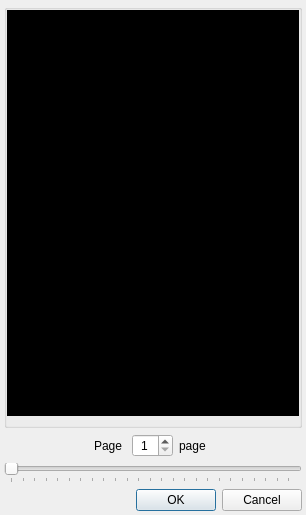
First picture: the form in forms/go_to_page_dialog.ui, repository mstuttgart/pynocchio, before the edit.
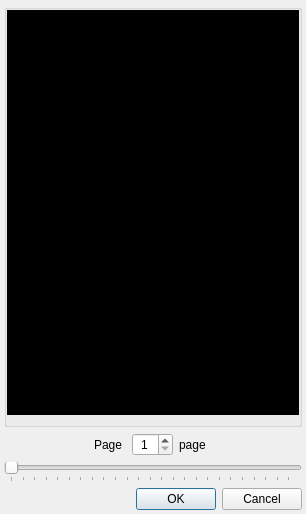
Second picture: the form after the edit. Icons and pictures are not drawn.

Commit message: [FIX] GoToPageDialog change page with double page

Diff of the .ui file:
```diff
--- a/forms/go_to_page_dialog.ui
+++ b/forms/go_to_page_dialog.ui
@@ -7,7 +7,7 @@
     <x>0</x>
     <y>0</y>
     <width>306</width>
-    <height>515</height>
+    <height>514</height>
    </rect>
   </property>
   <property name="windowTitle">
@@ -97,7 +97,7 @@
              <x>0</x>
              <y>0</y>
              <width>290</width>
-             <height>373</height>
+             <height>372</height>
             </rect>
            </property>
            <property name="sizePolicy">
@@ -229,6 +229,12 @@
          <property name="orientation">
           <enum>Qt::Horizontal</enum>
          </property>
+         <property name="invertedAppearance">
+          <bool>false</bool>
+         </property>
+         <property name="invertedControls">
+          <bool>false</bool>
+         </property>
          <property name="tickPosition">
           <enum>QSlider::TicksBelow</enum>
          </property>
```
Left out of the diff: 32 changed lines with no effect on the pictures. The commit also changes 8 other files.
